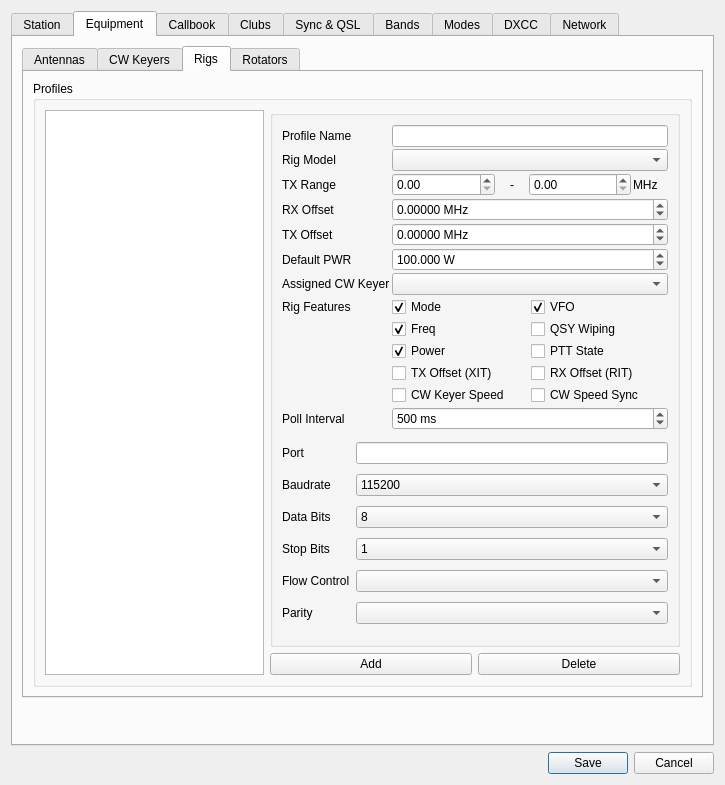
Old version of the form ui/SettingsDialog.ui in the repository k5mcd/QLog.
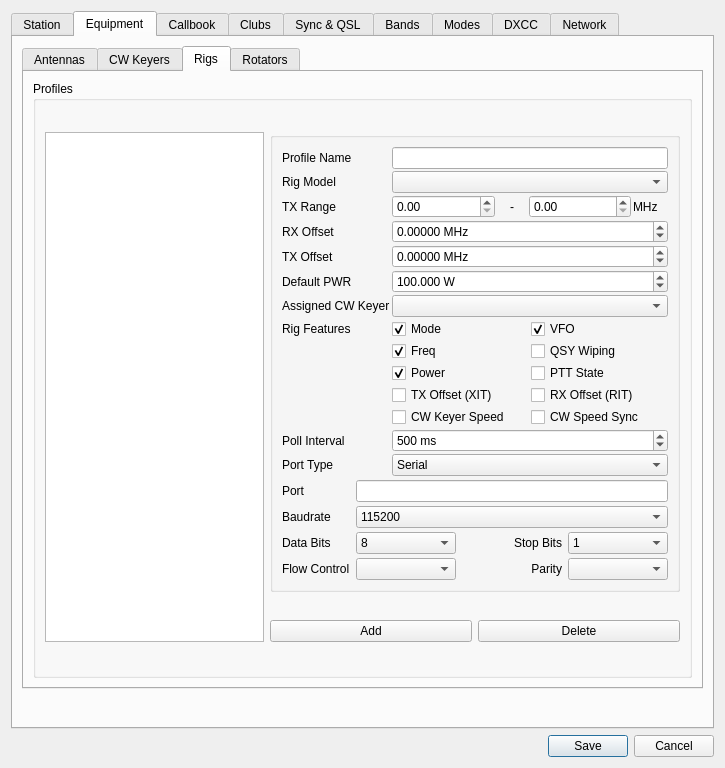
New version of the form. The open tabs and pages were chosen to show the change. Icons and pictures are not drawn.

Commit message: Fixed #235 - Rig connection Serial/Network selection

Patch:
```diff
--- a/ui/SettingsDialog.ui
+++ b/ui/SettingsDialog.ui
@@ -7,7 +7,7 @@
     <x>0</x>
     <y>0</y>
     <width>725</width>
-    <height>785</height>
+    <height>768</height>
    </rect>
   </property>
   <property name="windowTitle">
@@ -1237,8 +1237,37 @@
                 </property>
                </widget>
               </item>
+              <item row="0" column="0" rowspan="2">
+               <widget class="QListView" name="rigProfilesListView">
+                <property name="focusPolicy">
+                 <enum>Qt::NoFocus</enum>
+                </property>
+                <property name="contextMenuPolicy">
+                 <enum>Qt::NoContextMenu</enum>
+                </property>
+                <property name="toolTip">
+                 <string>List of all available Rigs</string>
+                </property>
+                <property name="editTriggers">
+                 <set>QAbstractItemView::NoEditTriggers</set>
+                </property>
+               </widget>
+              </item>
+              <item row="1" column="1">
+               <widget class="QPushButton" name="rigAddProfileButton">
+                <property name="text">
+                 <string>Add</string>
+                </property>
+               </widget>
+              </item>
               <item row="0" column="1" colspan="2">
                <widget class="QGroupBox" name="rigProfileGroup">
+                <property name="sizePolicy">
+                 <sizepolicy hsizetype="Maximum" vsizetype="Maximum">
+                  <horstretch>0</horstretch>
+                  <verstretch>0</verstretch>
+                 </sizepolicy>
+                </property>
                 <property name="minimumSize">
                  <size>
                   <width>410</width>
@@ -1261,14 +1290,14 @@
                  <property name="leftMargin">
                   <number>9</number>
                  </property>
-                 <item row="1" column="0">
+                 <item row="0" column="0">
                   <widget class="QLabel" name="rigProfileNameLabel">
                    <property name="text">
                     <string>Profile Name</string>
                    </property>
                   </widget>
                  </item>
-                 <item row="1" column="1">
+                 <item row="0" column="1">
                   <widget class="QLineEdit" name="rigProfileNameEdit">
                    <property name="toolTip">
                     <string/>
@@ -1278,17 +1307,17 @@
                    </property>
                   </widget>
                  </item>
-                 <item row="2" column="0">
+                 <item row="1" column="0">
                   <widget class="QLabel" name="rigModelLabel">
                    <property name="text">
                     <string>Rig Model</string>
                    </property>
                   </widget>
                  </item>
-                 <item row="2" column="1">
+                 <item row="1" column="1">
                   <widget class="QComboBox" name="rigModelSelect"/>
                  </item>
-                 <item row="3" column="0">
+                 <item row="2" column="0">
                   <widget class="QLabel" name="txRangeLabel">
                    <property name="toolTip">
                     <string>Minimum and maximum TX frequencies. Specific ranges are derived from allowed Band in the Setting.</string>
@@ -1298,7 +1327,7 @@
                    </property>
                   </widget>
                  </item>
-                 <item row="3" column="1">
+                 <item row="2" column="1">
                   <layout class="QHBoxLayout" name="horizontalLayout_5">
                    <item>
                     <widget class="QDoubleSpinBox" name="rigTXFreqMinSpinBox">
@@ -1351,14 +1380,14 @@
                    </item>
                   </layout>
                  </item>
-                 <item row="4" column="0">
+                 <item row="3" column="0">
                   <widget class="QLabel" name="rigRXOffsetLabel">
                    <property name="text">
                     <string>RX Offset</string>
                    </property>
                   </widget>
                  </item>
-                 <item row="4" column="1">
+                 <item row="3" column="1">
                   <widget class="QDoubleSpinBox" name="rigRXOffsetSpinBox">
                    <property name="sizePolicy">
                     <sizepolicy hsizetype="Minimum" vsizetype="Fixed">
@@ -1386,14 +1415,14 @@
                    </property>
                   </widget>
                  </item>
-                 <item row="5" column="0">
+                 <item row="4" column="0">
                   <widget class="QLabel" name="rigTXOffsetLabel">
                    <property name="text">
                     <string>TX Offset</string>
                    </property>
                   </widget>
                  </item>
-                 <item row="5" column="1">
+                 <item row="4" column="1">
                   <widget class="QDoubleSpinBox" name="rigTXOffsetSpinBox">
                    <property name="toolTip">
                     <string>Enter manually XIT or Transverter offset</string>
@@ -1415,14 +1444,14 @@
                    </property>
                   </widget>
                  </item>
-                 <item row="6" column="0">
+                 <item row="5" column="0">
                   <widget class="QLabel" name="rigPWRDefaultLabel">
                    <property name="text">
                     <string>Default PWR</string>
                    </property>
                   </widget>
                  </item>
-                 <item row="6" column="1">
+                 <item row="5" column="1">
                   <widget class="QDoubleSpinBox" name="rigPWRDefaultSpinBox">
                    <property name="toolTip">
                     <string>Enter default PWR (ex. when Rig is disconnected)</string>
@@ -1444,24 +1473,24 @@
                    </property>
                   </widget>
                  </item>
-                 <item row="7" column="0">
+                 <item row="6" column="0">
                   <widget class="QLabel" name="rigAssignedCWKeyLabel">
                    <property name="text">
                     <string>Assigned CW Keyer</string>
                    </property>
                   </widget>
                  </item>
-                 <item row="7" column="1">
+                 <item row="6" column="1">
                   <widget class="QComboBox" name="rigAssignedCWKeyCombo"/>
                  </item>
-                 <item row="9" column="0">
+                 <item row="7" column="0">
                   <widget class="QLabel" name="rigFeaturesLabel">
                    <property name="text">
                     <string>Rig Features</string>
                    </property>
                   </widget>
                  </item>
-                 <item row="9" column="1">
+                 <item row="7" column="1">
                   <layout class="QHBoxLayout" name="horizontalLayout_6">
                    <property name="topMargin">
                     <number>0</number>
@@ -1491,7 +1520,7 @@
                    </item>
                   </layout>
                  </item>
-                 <item row="11" column="1">
+                 <item row="8" column="1">
                   <layout class="QHBoxLayout" name="horizontalLayout_7">
                    <property name="topMargin">
                     <number>0</number>
@@ -1515,7 +1544,7 @@
                    </item>
                   </layout>
                  </item>
-                 <item row="12" column="1">
+                 <item row="9" column="1">
                   <layout class="QHBoxLayout" name="horizontalLayout_10">
                    <property name="topMargin">
                     <number>0</number>
@@ -1539,14 +1568,14 @@
                    </item>
                   </layout>
                  </item>
-                 <item row="13" column="0">
+                 <item row="10" column="0">
                   <widget class="QLabel" name="dummyLabel">
                    <property name="text">
                     <string/>
                    </property>
                   </widget>
                  </item>
-                 <item row="13" column="1">
+                 <item row="10" column="1">
                   <layout class="QHBoxLayout" name="horizontalLayout_8">
                    <item>
                     <widget class="QCheckBox" name="rigGetXITCheckBox">
@@ -1564,7 +1593,7 @@
                    </item>
                   </layout>
                  </item>
-                 <item row="14" column="1">
+                 <item row="11" column="1">
                   <layout class="QHBoxLayout" name="horizontalLayout_11">
                    <property name="bottomMargin">
                     <number>0</number>
@@ -1585,10 +1614,39 @@
                    </item>
                   </layout>
                  </item>
-                 <item row="16" column="0" colspan="2">
+                 <item row="12" column="0">
+                  <widget class="QLabel" name="rigPollIntervalLabel">
+                   <property name="text">
+                    <string>Poll Interval</string>
+                   </property>
+                  </widget>
+                 </item>
+                 <item row="12" column="1">
+                  <widget class="QSpinBox" name="rigPollIntervalSpinBox">
+                   <property name="sizePolicy">
+                    <sizepolicy hsizetype="Preferred" vsizetype="Fixed">
+                     <horstretch>0</horstretch>
+                     <verstretch>0</verstretch>
+                    </sizepolicy>
+                   </property>
+                   <property name="suffix">
+                    <string> ms</string>
+                   </property>
+                   <property name="minimum">
+                    <number>100</number>
+                   </property>
+                   <property name="maximum">
+                    <number>60000</number>
+                   </property>
+                   <property name="value">
+                    <number>500</number>
+                   </property>
+                  </widget>
+                 </item>
+                 <item row="14" column="0" colspan="2">
                   <widget class="QStackedWidget" name="rigStackedWidget">
                    <property name="sizePolicy">
-                    <sizepolicy hsizetype="Expanding" vsizetype="Expanding">
+                    <sizepolicy hsizetype="Expanding" vsizetype="Maximum">
                      <horstretch>0</horstretch>
                      <verstretch>0</verstretch>
                     </sizepolicy>
@@ -1608,7 +1666,7 @@
                       <number>6</number>
                      </property>
                      <property name="verticalSpacing">
-                      <number>2</number>
+                      <number>4</number>
                      </property>
                      <property name="leftMargin">
                       <number>0</number>
@@ -1718,63 +1776,6 @@
                        </property>
                       </widget>
                      </item>
-                     <item row="2" column="1">
-                      <widget class="QComboBox" name="rigDataBitsSelect">
-                       <property name="sizePolicy">
-                        <sizepolicy hsizetype="Preferred" vsizetype="Fixed">
-                         <horstretch>0</horstretch>
-                         <verstretch>0</verstretch>
-                        </sizepolicy>
-                       </property>
-                       <item>
-                        <property name="text">
-                         <string>8</string>
-                        </property>
-                       </item>
-                       <item>
-                        <property name="text">
-                         <string>7</string>
-                        </property>
-                       </item>
-                       <item>
-                        <property name="text">
-                         <string>6</string>
-                        </property>
-                       </item>
-                       <item>
-                        <property name="text">
-                         <string>5</string>
-                        </property>
-                       </item>
-                      </widget>
-                     </item>
-                     <item row="3" column="0">
-                      <widget class="QLabel" name="rigStopBitsLabel">
-                       <property name="text">
-                        <string>Stop Bits</string>
-                       </property>
-                      </widget>
-                     </item>
-                     <item row="3" column="1">
-                      <widget class="QComboBox" name="rigStopBitsSelect">
-                       <property name="sizePolicy">
-                        <sizepolicy hsizetype="Preferred" vsizetype="Fixed">
-                         <horstretch>0</horstretch>
-                         <verstretch>0</verstretch>
-                        </sizepolicy>
-                       </property>
-                       <item>
-                        <property name="text">
-                         <string>1</string>
-                        </property>
-                       </item>
-                       <item>
-                        <property name="text">
-                         <string>2</string>
-                        </property>
-                       </item>
-                      </widget>
-                     </item>
                      <item row="4" column="0">
                       <widget class="QLabel" name="rigFlowControlLabel">
                        <property name="sizePolicy">
@@ -1795,6 +1796,11 @@
                       </widget>
                      </item>
                      <item row="4" column="1">
+                      <layout class="QHBoxLayout" name="horizontalLayout_17">
+                       <property name="spacing">
+                        <number>6</number>
+                       </property>
+                       <item>
                       <widget class="QComboBox" name="rigFlowControlSelect">
                        <property name="sizePolicy">
                         <sizepolicy hsizetype="Preferred" vsizetype="Fixed">
@@ -1804,14 +1810,23 @@
                        </property>
                       </widget>
                      </item>
-                     <item row="5" column="0">
+                       <item>
                       <widget class="QLabel" name="rigParityLabel">
+                         <property name="sizePolicy">
+                          <sizepolicy hsizetype="Preferred" vsizetype="Preferred">
+                           <horstretch>0</horstretch>
+                           <verstretch>0</verstretch>
+                          </sizepolicy>
+                         </property>
                        <property name="text">
                         <string>Parity</string>
                        </property>
-                      </widget>
-                     </item>
-                     <item row="5" column="1">
+                         <property name="alignment">
+                          <set>Qt::AlignRight|Qt::AlignTrailing|Qt::AlignVCenter</set>
+                         </property>
+                        </widget>
+                       </item>
+                       <item>
                       <widget class="QComboBox" name="rigParitySelect">
                        <property name="sizePolicy">
                         <sizepolicy hsizetype="Preferred" vsizetype="Fixed">
@@ -1822,6 +1837,75 @@
                       </widget>
                      </item>
                     </layout>
+                     </item>
+                     <item row="2" column="1">
+                      <layout class="QHBoxLayout" name="horizontalLayout_26">
+                       <property name="spacing">
+                        <number>6</number>
+                       </property>
+                       <item>
+                        <widget class="QComboBox" name="rigDataBitsSelect">
+                         <property name="sizePolicy">
+                          <sizepolicy hsizetype="Preferred" vsizetype="Fixed">
+                           <horstretch>0</horstretch>
+                           <verstretch>0</verstretch>
+                          </sizepolicy>
+                         </property>
+                         <item>
+                          <property name="text">
+                           <string>8</string>
+                          </property>
+                         </item>
+                         <item>
+                          <property name="text">
+                           <string>7</string>
+                          </property>
+                         </item>
+                         <item>
+                          <property name="text">
+                           <string>6</string>
+                          </property>
+                         </item>
+                         <item>
+                          <property name="text">
+                           <string>5</string>
+                          </property>
+                         </item>
+                        </widget>
+                       </item>
+                       <item>
+                        <widget class="QLabel" name="rigStopBitsLabel">
+                         <property name="text">
+                          <string>Stop Bits</string>
+                         </property>
+                         <property name="alignment">
+                          <set>Qt::AlignRight|Qt::AlignTrailing|Qt::AlignVCenter</set>
+                         </property>
+                        </widget>
+                       </item>
+                       <item>
+                        <widget class="QComboBox" name="rigStopBitsSelect">
+                         <property name="sizePolicy">
+                          <sizepolicy hsizetype="Preferred" vsizetype="Fixed">
+                           <horstretch>0</horstretch>
+                           <verstretch>0</verstretch>
+                          </sizepolicy>
+                         </property>
+                         <item>
+                          <property name="text">
+                           <string>1</string>
+                          </property>
+                         </item>
+                         <item>
+                          <property name="text">
+                           <string>2</string>
+                          </property>
+                         </item>
+                        </widget>
+                       </item>
+                      </layout>
+                     </item>
+                    </layout>
                    </widget>
                    <widget class="QWidget" name="rigNetworkPage">
                     <layout class="QFormLayout" name="formLayout_8">
@@ -1850,17 +1934,22 @@
                        </property>
                       </widget>
                      </item>
-                     <item row="1" column="0">
-                      <widget class="QLabel" name="rigNetPortLabel">
-                       <property name="text">
-                        <string>Port</string>
-                       </property>
-                      </widget>
-                     </item>
                      <item row="0" column="1">
+                      <layout class="QHBoxLayout" name="horizontalLayout_27">
+                       <property name="spacing">
+                        <number>10</number>
+                       </property>
+                       <item>
                       <widget class="QLineEdit" name="rigHostNameEdit"/>
                      </item>
-                     <item row="1" column="1">
+                       <item>
+                        <widget class="QLabel" name="rigNetPortLabel">
+                         <property name="text">
+                          <string>Port</string>
+                         </property>
+                        </widget>
+                       </item>
+                       <item>
                       <widget class="QSpinBox" name="rigNetPortSpin">
                        <property name="toolTip">
                         <string/>
@@ -1877,62 +1966,33 @@
                       </widget>
                      </item>
                     </layout>
+                     </item>
+                    </layout>
                    </widget>
                   </widget>
                  </item>
-                 <item row="15" column="1">
-                  <widget class="QSpinBox" name="rigPollIntervalSpinBox">
-                   <property name="sizePolicy">
-                    <sizepolicy hsizetype="Preferred" vsizetype="Fixed">
-                     <horstretch>0</horstretch>
-                     <verstretch>0</verstretch>
-                    </sizepolicy>
+                 <item row="13" column="0">
+                  <widget class="QLabel" name="rigPortTypeLabel">
+                   <property name="text">
+                    <string>Port Type</string>
                    </property>
-                   <property name="suffix">
-                    <string> ms</string>
-                   </property>
-                   <property name="minimum">
-                    <number>100</number>
-                   </property>
-                   <property name="maximum">
-                    <number>60000</number>
-                   </property>
-                   <property name="value">
-                    <number>500</number>
-                   </property>
                   </widget>
                  </item>
-                 <item row="15" column="0">
-                  <widget class="QLabel" name="rigPollIntervalLabel">
+                 <item row="13" column="1">
+                  <widget class="QComboBox" name="rigPortTypeCombo">
+                   <item>
                    <property name="text">
-                    <string>Poll Interval</string>
-                   </property>
-                  </widget>
-                 </item>
-                </layout>
-               </widget>
-              </item>
-              <item row="1" column="1">
-               <widget class="QPushButton" name="rigAddProfileButton">
+                     <string>Serial</string>
+                    </property>
+                   </item>
+                   <item>
                 <property name="text">
-                 <string>Add</string>
-                </property>
-               </widget>
-              </item>
-              <item row="0" column="0" rowspan="2">
-               <widget class="QListView" name="rigProfilesListView">
-                <property name="focusPolicy">
-                 <enum>Qt::NoFocus</enum>
-                </property>
-                <property name="contextMenuPolicy">
-                 <enum>Qt::NoContextMenu</enum>
-                </property>
-                <property name="toolTip">
-                 <string>List of all available Rigs</string>
-                </property>
-                <property name="editTriggers">
-                 <set>QAbstractItemView::NoEditTriggers</set>
-                </property>
+                     <string>Network</string>
+                    </property>
+                   </item>
+                  </widget>
+                 </item>
+                </layout>
                </widget>
               </item>
              </layout>
@@ -2207,16 +2267,24 @@
                       </widget>
                      </item>
                      <item row="0" column="1">
+                      <layout class="QHBoxLayout" name="horizontalLayout_28">
+                       <property name="spacing">
+                        <number>8</number>
+                       </property>
+                       <item>
                       <widget class="QLineEdit" name="rotHostNameEdit"/>
                      </item>
-                     <item row="1" column="0">
+                       <item>
                       <widget class="QLabel" name="rotNetPortLabel">
                        <property name="text">
                         <string>Port</string>
                        </property>
-                      </widget>
-                     </item>
-                     <item row="1" column="1">
+                         <property name="alignment">
+                          <set>Qt::AlignRight|Qt::AlignTrailing|Qt::AlignVCenter</set>
+                         </property>
+                        </widget>
+                       </item>
+                       <item>
                       <widget class="QSpinBox" name="rotNetPortSpin">
                        <property name="toolTip">
                         <string/>
@@ -2233,6 +2301,8 @@
                       </widget>
                      </item>
                     </layout>
+                     </item>
+                    </layout>
                    </widget>
                   </widget>
                  </item>
```
Left out of the diff: 122 changed lines with no effect on the pictures. Lines whose indentation alone changed are shown as unchanged. The commit also changes 6 other files.
